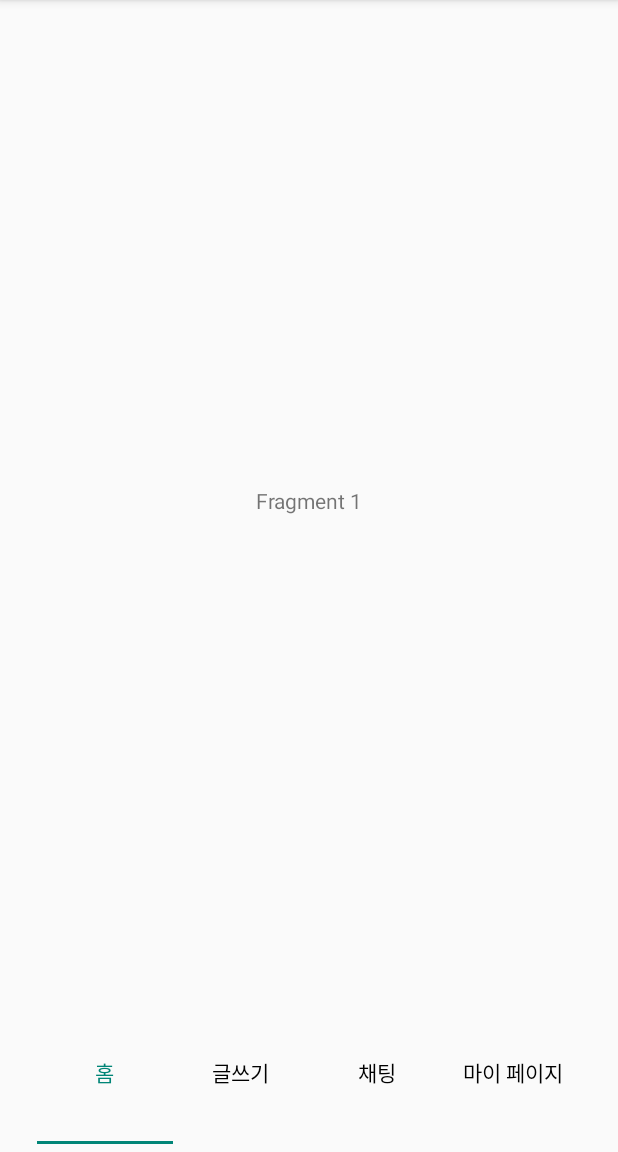
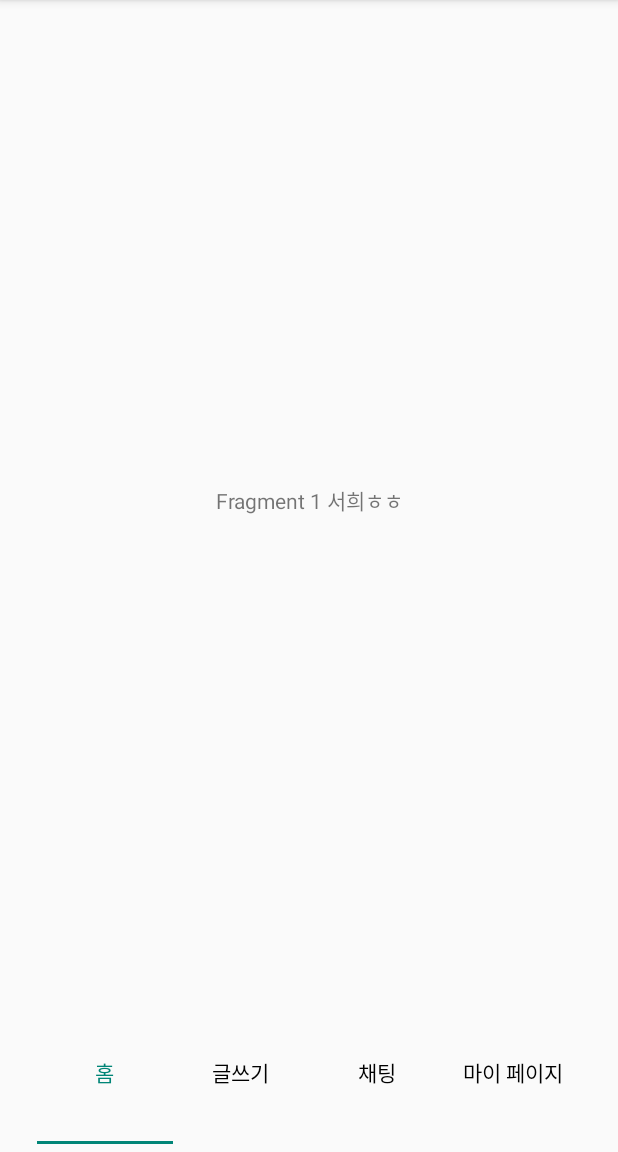
Before and after one commit to syoung125/K-Lab-group-buying-, an Android app: the screen it shows after launch (MainActivity), on a phone screen of 412 x 824 dp, the part 84-1236 px from its top. Run offline under Robolectric (Android 15) with nearby library versions, the phone set to English and light mode, and no system bars.

Commit message:
커밋되나 테스트했어요

```diff
--- a/app/src/main/res/layout/fragment_fragment1.xml
+++ b/app/src/main/res/layout/fragment_fragment1.xml
@@ -10,6 +10,6 @@
             android:gravity="center"
             android:layout_width="match_parent"
             android:layout_height="match_parent"
-            android:text="Fragment 1"/>
+            android:text="Fragment 1 서희ㅎㅎ"/>
 
 </FrameLayout>
```
